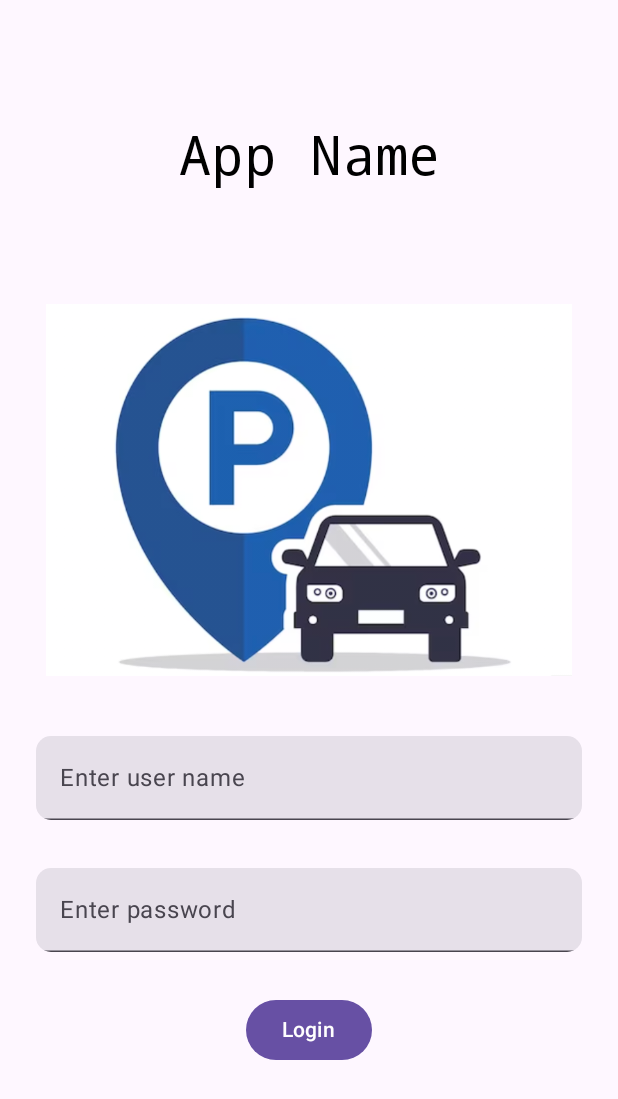
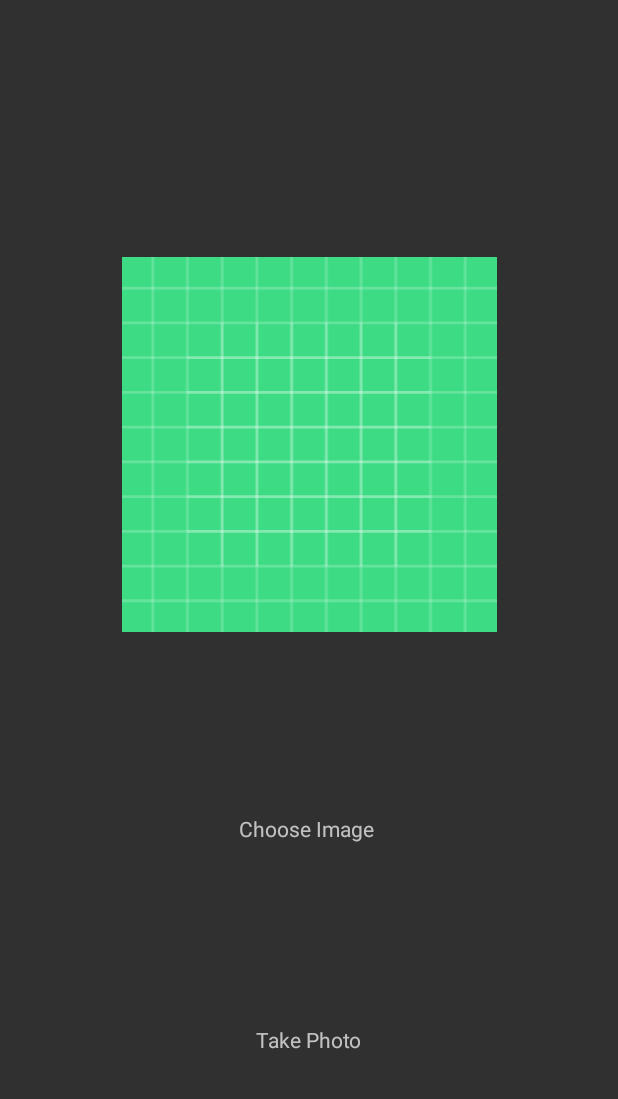
Before and after one commit to Iamvive/ParkingPartnerApp, an Android app built with Jetpack Compose: the screen it shows after launch (LoginActivity before the commit, StoreImageActivity after it), on a phone screen of 412 x 824 dp. Shown: the top 1099 px of the screen. Run offline under Robolectric (Android 15) with nearby library versions, the phone set to English and light mode, and no system bars; pictures from the network do not load.

Commit message:
feature/picker/gallery_android_33
 - Android 33 gallery Picker changes.

```diff
--- a/androidApp/src/main/AndroidManifest.xml
+++ b/androidApp/src/main/AndroidManifest.xml
@@ -1,14 +1,13 @@
 <?xml version="1.0" encoding="utf-8"?>
 <manifest xmlns:android="http://schemas.android.com/apk/res/android">
-
+<uses-permission android:name="android.permission.READ_MEDIA_IMAGES"/>
     <application
         android:allowBackup="false"
         android:supportsRtl="true"
         android:theme="@style/AppTheme">
         <activity
-            android:name=".login.LoginActivity"
-            android:exported="true"
-            >
+            android:name=".StoreImageActivity"
+            android:exported="true" >
             <intent-filter>
                 <action android:name="android.intent.action.MAIN" />
 
@@ -16,6 +15,11 @@
             </intent-filter>
         </activity>
         <activity
+            android:name=".login.LoginActivity"
+            android:exported="true">
+
+        </activity>
+        <activity
             android:name=".DashboardActivity"
             android:exported="true" />
     </application>
--- a/androidApp/src/main/java/com/android/parkingpartnerapp/android/DashboardActivity.kt
+++ b/androidApp/src/main/java/com/android/parkingpartnerapp/android/DashboardActivity.kt
@@ -33,7 +33,7 @@ import androidx.compose.ui.tooling.preview.Preview
 import androidx.compose.ui.unit.dp
 import androidx.compose.ui.unit.sp
 
-class MainActivity : ComponentActivity() {
+class DashboardActivity : ComponentActivity() {
     override fun onCreate(savedInstanceState: Bundle?) {
         super.onCreate(savedInstanceState)
         setContent {
--- /dev/null
+++ b/androidApp/src/main/java/com/android/parkingpartnerapp/android/StoreImageActivity.kt
@@ -0,0 +1,62 @@
+package com.android.parkingpartnerapp.android
+
+import android.annotation.SuppressLint
+import android.app.Activity
+import android.content.Intent
+import android.content.pm.PackageManager
+import android.graphics.BitmapFactory
+import android.net.Uri
+import android.os.Build
+import android.os.Bundle
+import android.os.Environment
+import android.provider.MediaStore
+import android.widget.ImageView
+import android.widget.TextView
+import android.widget.Toast
+import androidx.activity.result.ActivityResultLauncher
+import androidx.activity.result.contract.ActivityResultContracts
+import androidx.appcompat.app.AppCompatActivity
+import androidx.core.app.ActivityCompat
+import androidx.core.content.FileProvider
+import java.io.File
+import java.lang.Exception
+
+
+class StoreImageActivity : AppCompatActivity() {
+
+    lateinit var viewImage: ImageView
+    lateinit var resultLauncher :ActivityResultLauncher<Intent>
+
+    override fun onCreate(savedInstanceState: Bundle?) {
+        super.onCreate(savedInstanceState)
+        setContentView(R.layout.activity_store_image)
+
+        var textView: TextView = findViewById(R.id.tvChooseImageFromGallery)
+        viewImage = findViewById(R.id.viewImage)
+        textView.setOnClickListener {
+                 chooseImage()
+        }
+        registerResult()
+
+    }
+
+    fun chooseImage(){
+        val intent : Intent = Intent(MediaStore.ACTION_PICK_IMAGES)
+        resultLauncher.launch(intent)
+
+    }
+
+    fun registerResult(){
+        resultLauncher = registerForActivityResult(
+            ActivityResultContracts.StartActivityForResult()){result->
+                try {
+                    var imageUri :Uri? = result.data?.data
+                    viewImage.setImageURI(imageUri)
+                }catch (e:Exception)
+                {
+                    println(e.message)
+                }
+        }
+
+    }
+}
--- /dev/null
+++ b/androidApp/src/main/res/layout/activity_store_image.xml
@@ -0,0 +1,44 @@
+<?xml version="1.0" encoding="utf-8"?>
+<androidx.constraintlayout.widget.ConstraintLayout xmlns:android="http://schemas.android.com/apk/res/android"
+    xmlns:app="http://schemas.android.com/apk/res-auto"
+    xmlns:tools="http://schemas.android.com/tools"
+    android:layout_width="match_parent"
+    android:layout_height="match_parent"
+    tools:context=".StoreImageActivity">
+
+    <ImageView
+        android:id="@+id/viewImage"
+        android:layout_width="match_parent"
+        android:layout_height="250dp"
+        android:layout_marginTop="50dp"
+        android:src="@drawable/ic_launcher_background"
+        android:contentDescription="Image will set here when selected"
+        app:layout_constraintTop_toTopOf="parent"
+        app:layout_constraintBottom_toTopOf="@+id/tvChooseImageFromGallery"
+        app:layout_constraintStart_toStartOf="parent"
+        app:layout_constraintEnd_toEndOf="parent"
+        />
+    <TextView
+        android:id="@+id/tvChooseImageFromGallery"
+        android:layout_width="wrap_content"
+        android:layout_height="wrap_content"
+        android:text="Choose Image "
+     app:layout_constraintTop_toBottomOf="@+id/viewImage"
+        app:layout_constraintBottom_toTopOf="@+id/tvTakePhoto"
+        app:layout_constraintStart_toStartOf="parent"
+        app:layout_constraintEnd_toEndOf="parent"
+      />
+    <TextView
+        android:id="@+id/tvTakePhoto"
+        android:layout_width="wrap_content"
+        android:layout_height="wrap_content"
+        android:text="Take Photo"
+     app:layout_constraintTop_toBottomOf="@+id/tvChooseImageFromGallery"
+        app:layout_constraintBottom_toBottomOf="parent"
+        app:layout_constraintStart_toStartOf="parent"
+        app:layout_constraintEnd_toEndOf="parent"
+      />
+
+
+
+</androidx.constraintlayout.widget.ConstraintLayout>
--- a/androidApp/src/main/res/values/styles.xml
+++ b/androidApp/src/main/res/values/styles.xml
@@ -1,3 +1,3 @@
 <resources>
-    <style name="AppTheme" parent="android:Theme.Material.NoActionBar"/>
+    <style name="AppTheme.Base" parent="Theme.AppCompat.NoActionBar"/>
 </resources>
--- /dev/null
+++ b/androidApp/src/main/res/values/themes.xml
@@ -0,0 +1,13 @@
+<?xml version="1.0" encoding="utf-8"?>
+<resources>
+
+    <style name="AppTheme" parent="AppTheme.Base">
+        <item name="android:navigationBarColor">
+            @android:color/transparent
+        </item>
+        <item name="android:statusBarColor">
+            @android:color/transparent
+        </item>
+
+    </style>
+</resources>
```
